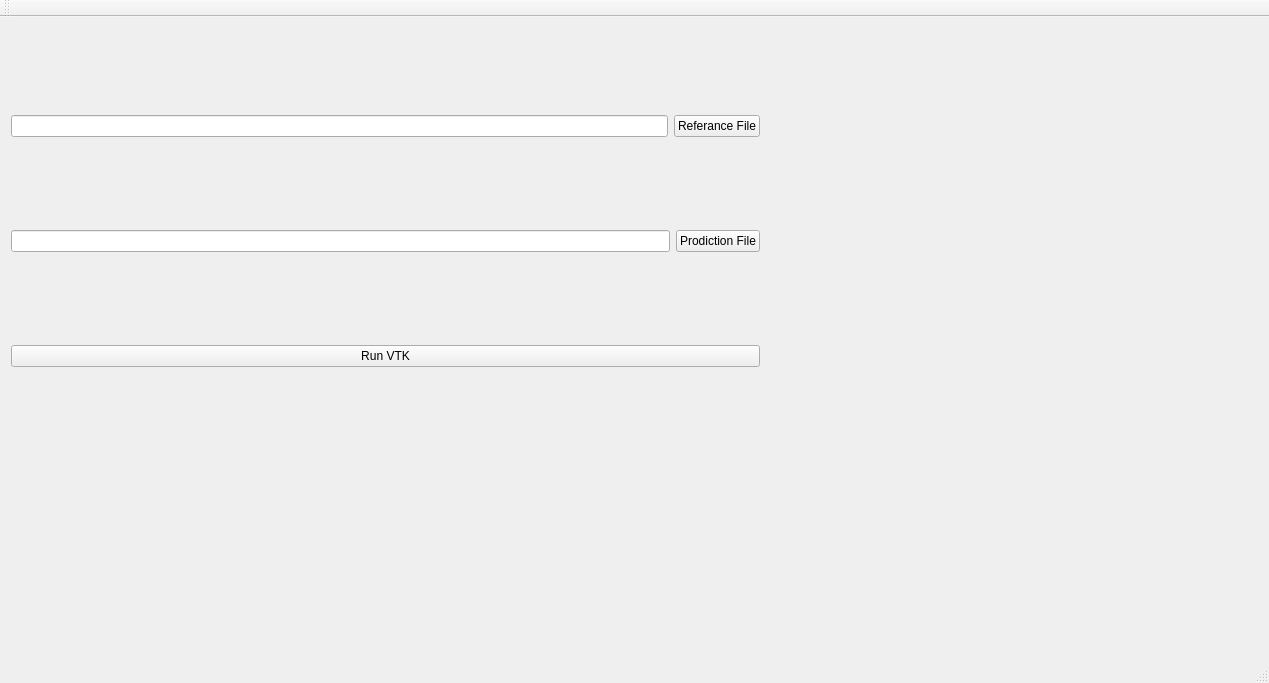
Qt form Comparisoft/QT/Comparisoft/mainwindow.ui (zifangah/Capstone3DModelling) before a commit.
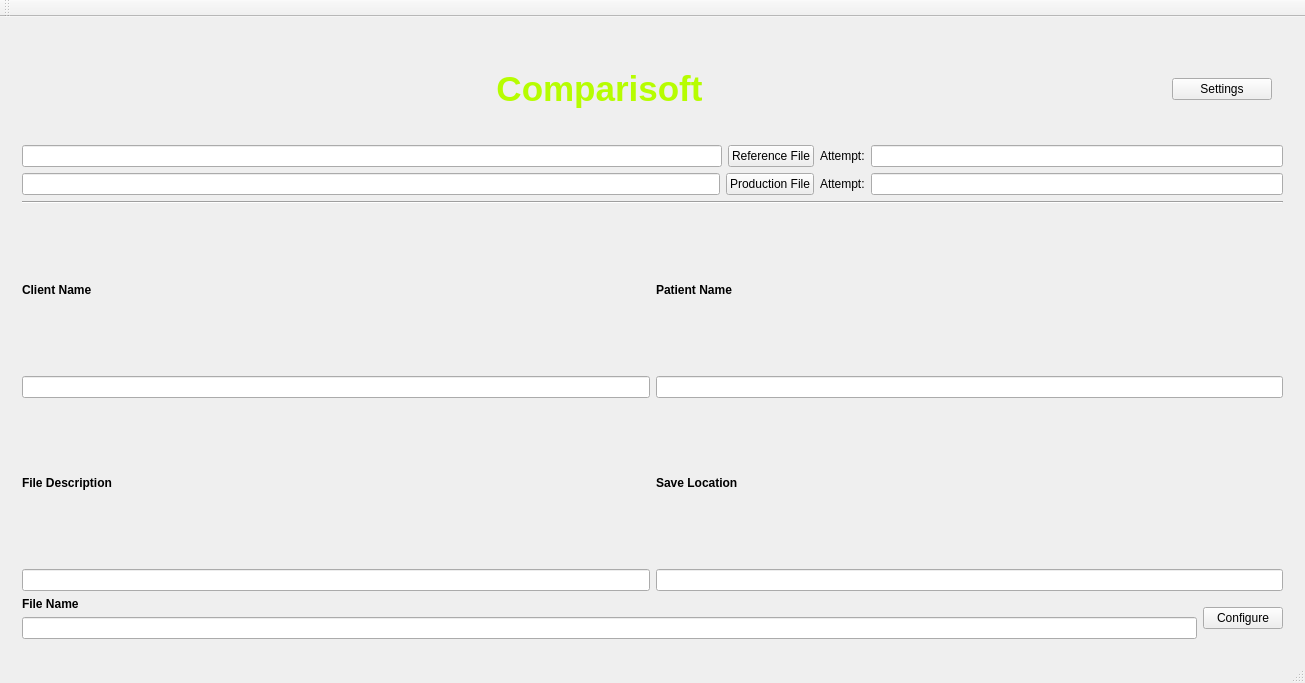
The same form after that commit.

```diff
--- a/Comparisoft/QT/Comparisoft/mainwindow.ui
+++ b/Comparisoft/QT/Comparisoft/mainwindow.ui
@@ -6,7 +6,7 @@
    <rect>
     <x>0</x>
     <y>0</y>
-    <width>1269</width>
+    <width>1305</width>
     <height>683</height>
    </rect>
   </property>
@@ -14,53 +14,287 @@
    <string>MainWindow</string>
   </property>
   <widget class="QWidget" name="centralWidget">
-   <widget class="QWidget" name="verticalLayoutWidget">
-    <property name="geometry">
-     <rect>
-      <x>0</x>
-      <y>0</y>
-      <width>771</width>
-      <height>451</height>
-     </rect>
-    </property>
-    <layout class="QVBoxLayout" name="verticalLayout">
-     <item>
-      <layout class="QHBoxLayout" name="horizontalLayout">
-       <item>
-        <widget class="QLineEdit" name="ReferanceFileText"/>
-       </item>
-       <item>
-        <widget class="QPushButton" name="Referance_File_Button">
-         <property name="text">
-          <string>Referance File</string>
-         </property>
-        </widget>
-       </item>
-      </layout>
-     </item>
-     <item>
-      <layout class="QHBoxLayout" name="horizontalLayout_2">
-       <item>
-        <widget class="QLineEdit" name="ProductionFileText"/>
-       </item>
-       <item>
-        <widget class="QPushButton" name="Production_File_Button">
-         <property name="text">
-          <string>Prodiction File</string>
-         </property>
-        </widget>
-       </item>
-      </layout>
-     </item>
-     <item>
-      <widget class="QPushButton" name="RunVTK">
-       <property name="text">
-        <string>Run VTK</string>
+   <property name="sizePolicy">
+    <sizepolicy hsizetype="Preferred" vsizetype="Preferred">
+     <horstretch>0</horstretch>
+     <verstretch>0</verstretch>
+    </sizepolicy>
+   </property>
+   <layout class="QVBoxLayout" name="verticalLayout_12">
+    <item>
+     <widget class="QStackedWidget" name="View_Holder">
+      <property name="currentIndex">
+       <number>0</number>
+      </property>
+      <widget class="QWidget" name="Main_Page">
+       <property name="enabled">
+        <bool>true</bool>
        </property>
+       <layout class="QVBoxLayout" name="verticalLayout_13">
+        <item>
+         <widget class="QWidget" name="widget" native="true">
+          <property name="maximumSize">
+           <size>
+            <width>16777215</width>
+            <height>100</height>
+           </size>
+          </property>
+          <layout class="QVBoxLayout" name="verticalLayout_14">
+           <item>
+            <layout class="QHBoxLayout" name="horizontalLayout_6">
+             <property name="sizeConstraint">
+              <enum>QLayout::SetMinimumSize</enum>
+             </property>
+             <item>
+              <widget class="QLabel" name="label">
+               <property name="maximumSize">
+                <size>
+                 <width>16777215</width>
+                 <height>50</height>
+                </size>
+               </property>
+               <property name="text">
+                <string>&lt;html&gt;&lt;head/&gt;&lt;body&gt;&lt;p&gt;&lt;span style=&quot; font-size:26pt; font-weight:600; color:#b6fd01;&quot;&gt;Comparisoft&lt;/span&gt;&lt;/p&gt;&lt;/body&gt;&lt;/html&gt;</string>
+               </property>
+               <property name="textFormat">
+                <enum>Qt::RichText</enum>
+               </property>
+               <property name="alignment">
+                <set>Qt::AlignCenter</set>
+               </property>
+              </widget>
+             </item>
+             <item>
+              <widget class="QPushButton" name="Settings_Button">
+               <property name="maximumSize">
+                <size>
+                 <width>100</width>
+                 <height>16777215</height>
+                </size>
+               </property>
+               <property name="text">
+                <string>Settings</string>
+               </property>
+              </widget>
+             </item>
+            </layout>
+           </item>
+          </layout>
+         </widget>
+        </item>
+        <item>
+         <layout class="QVBoxLayout" name="verticalLayout_2">
+          <item>
+           <layout class="QVBoxLayout" name="verticalLayout_5">
+            <item>
+             <layout class="QHBoxLayout" name="horizontalLayout_3">
+              <item>
+               <layout class="QVBoxLayout" name="verticalLayout">
+                <item>
+                 <layout class="QHBoxLayout" name="horizontalLayout">
+                  <item>
+                   <widget class="QLineEdit" name="Reference_File_Text">
+                    <property name="minimumSize">
+                     <size>
+                      <width>700</width>
+                      <height>0</height>
+                     </size>
+                    </property>
+                   </widget>
+                  </item>
+                  <item>
+                   <widget class="QPushButton" name="Reference_File_Button">
+                    <property name="text">
+                     <string>Reference File</string>
+                    </property>
+                   </widget>
+                  </item>
+                 </layout>
+                </item>
+                <item>
+                 <layout class="QHBoxLayout" name="horizontalLayout_2">
+                  <item>
+                   <widget class="QLineEdit" name="Production_File_Text"/>
+                  </item>
+                  <item>
+                   <widget class="QPushButton" name="Production_File_Button">
+                    <property name="text">
+                     <string>Production File</string>
+                    </property>
+                   </widget>
+                  </item>
+                 </layout>
+                </item>
+               </layout>
+              </item>
+              <item>
+               <layout class="QVBoxLayout" name="verticalLayout_4">
+                <item>
+                 <layout class="QHBoxLayout" name="horizontalLayout_4">
+                  <item>
+                   <widget class="QLabel" name="label_2">
+                    <property name="text">
+                     <string>Attempt:</string>
+                    </property>
+                   </widget>
+                  </item>
+                  <item>
+                   <widget class="QLineEdit" name="Ref_Attempt"/>
+                  </item>
+                 </layout>
+                </item>
+                <item>
+                 <layout class="QHBoxLayout" name="horizontalLayout_5">
+                  <item>
+                   <widget class="QLabel" name="label_3">
+                    <property name="text">
+                     <string>Attempt:</string>
+                    </property>
+                   </widget>
+                  </item>
+                  <item>
+                   <widget class="QLineEdit" name="Prod_Attempt"/>
+                  </item>
+                 </layout>
+                </item>
+               </layout>
+              </item>
+             </layout>
+            </item>
+           </layout>
+          </item>
+          <item>
+           <widget class="Line" name="line">
+            <property name="lineWidth">
+             <number>1</number>
+            </property>
+            <property name="orientation">
+             <enum>Qt::Horizontal</enum>
+            </property>
+           </widget>
+          </item>
+          <item>
+           <layout class="QVBoxLayout" name="verticalLayout_3">
+            <item>
+             <layout class="QHBoxLayout" name="horizontalLayout_7">
+              <item>
+               <layout class="QVBoxLayout" name="verticalLayout_7">
+                <item>
+                 <widget class="QLabel" name="label_4">
+                  <property name="text">
+                   <string>&lt;b&gt;Client Name&lt;/b&gt;</string>
+                  </property>
+                  <property name="textFormat">
+                   <enum>Qt::RichText</enum>
+                  </property>
+                 </widget>
+                </item>
+                <item>
+                 <widget class="QLineEdit" name="Client_Name"/>
+                </item>
+               </layout>
+              </item>
+              <item>
+               <layout class="QVBoxLayout" name="verticalLayout_6">
+                <item>
+                 <widget class="QLabel" name="label_5">
+                  <property name="text">
+                   <string>&lt;b&gt;Patient Name&lt;/b&gt;</string>
+                  </property>
+                 </widget>
+                </item>
+                <item>
+                 <widget class="QLineEdit" name="Patient_Name"/>
+                </item>
+               </layout>
+              </item>
+             </layout>
+            </item>
+            <item>
+             <layout class="QHBoxLayout" name="horizontalLayout_8">
+              <item>
+               <layout class="QVBoxLayout" name="verticalLayout_8">
+                <item>
+                 <widget class="QLabel" name="label_6">
+                  <property name="text">
+                   <string>&lt;b&gt;File Description&lt;/b&gt;</string>
+                  </property>
+                 </widget>
+                </item>
+                <item>
+                 <widget class="QLineEdit" name="File_Description"/>
+                </item>
+               </layout>
+              </item>
+              <item>
+               <layout class="QVBoxLayout" name="verticalLayout_9">
+                <item>
+                 <widget class="QLabel" name="label_7">
+                  <property name="text">
+                   <string>&lt;b&gt;Save Location&lt;/b&gt;</string>
+                  </property>
+                 </widget>
+                </item>
+                <item>
+                 <widget class="QLineEdit" name="Save_Location"/>
+                </item>
+               </layout>
+              </item>
+             </layout>
+            </item>
+            <item>
+             <layout class="QHBoxLayout" name="horizontalLayout_9">
+              <item>
+               <layout class="QVBoxLayout" name="verticalLayout_11">
+                <item>
+                 <widget class="QLabel" name="label_8">
+                  <property name="text">
+                   <string>&lt;b&gt;File Name&lt;/b&gt;</string>
+                  </property>
+                 </widget>
+                </item>
+                <item>
+                 <widget class="QLineEdit" name="File_Name"/>
+                </item>
+               </layout>
+              </item>
+              <item>
+               <layout class="QVBoxLayout" name="verticalLayout_10">
+                <item>
+                 <widget class="QPushButton" name="Config_Button">
+                  <property name="text">
+                   <string>Configure</string>
+                  </property>
+                 </widget>
+                </item>
+               </layout>
+              </item>
+             </layout>
+            </item>
+           </layout>
+          </item>
+         </layout>
+        </item>
+       </layout>
       </widget>
-     </item>
-    </layout>
-   </widget>
+      <widget class="QWidget" name="Config_Page">
+       <widget class="QPushButton" name="RunVTK">
+        <property name="geometry">
+         <rect>
+          <x>330</x>
+          <y>540</y>
+          <width>347</width>
+          <height>28</height>
+         </rect>
+        </property>
+        <property name="text">
+         <string>Run VTK</string>
+        </property>
+       </widget>
+      </widget>
+     </widget>
+    </item>
+   </layout>
   </widget>
   <widget class="QMenuBar" name="menuBar">
    <property name="geometry">
```
Left out of the diff: 4 changed lines with no effect on the pictures.
